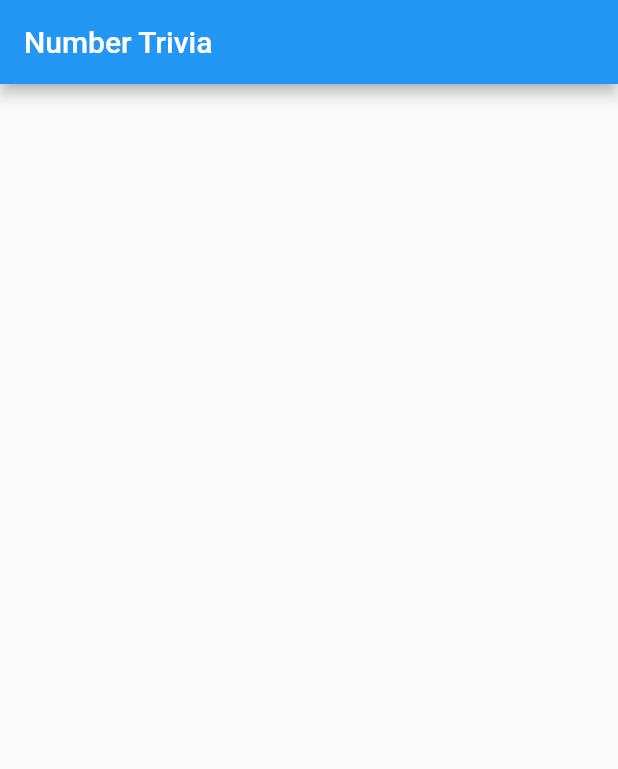
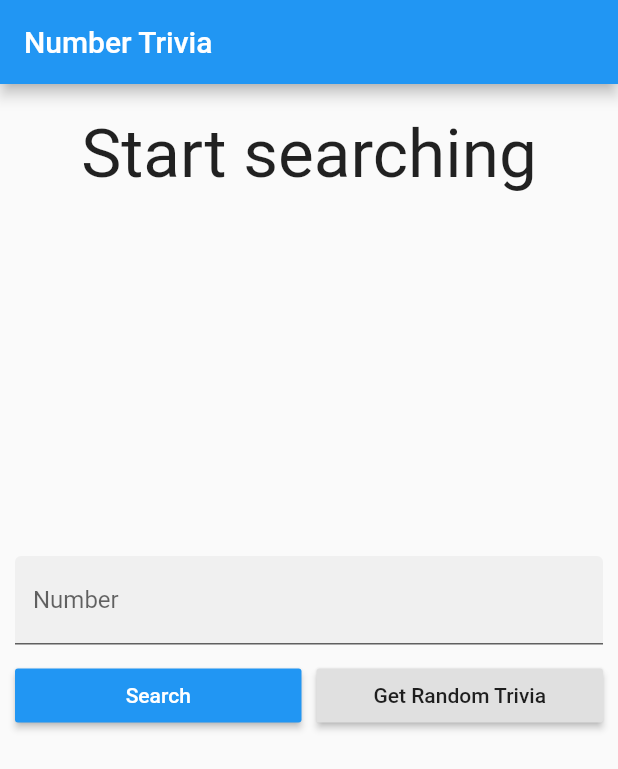
Before and after one commit to ThatTechedGuy/number-trivia, a Flutter app: the screen it shows after launch, on a phone screen of 412 x 824 dp. Shown: the top 769 px of the screen. Run offline on Flutter 3.47's test engine with Material 2 defaults, Android fonts, the phone set to English and light mode, and no system bars; our stand-ins replace bloc, dartz, data_connection_checker, equatable, flutter_bloc, get_it and 1 more.

```diff
--- a/lib/number_trivia/presentation/pages/NumberTriviaScreen.dart
+++ b/lib/number_trivia/presentation/pages/NumberTriviaScreen.dart
@@ -1,10 +1,126 @@
 import 'package:flutter/material.dart';
+import 'package:flutter_bloc/flutter_bloc.dart';
+import 'package:numbertrivia/injection_container.dart';
+import 'package:numbertrivia/number_trivia/domain/entities/NumberTrivia.dart';
+import 'package:numbertrivia/number_trivia/presentation/bloc/bloc_bloc.dart';
+import 'package:numbertrivia/number_trivia/presentation/widgets/loading_widget.dart';
+import 'package:numbertrivia/number_trivia/presentation/widgets/message_display.dart';
+import 'package:numbertrivia/number_trivia/presentation/widgets/trivia_display.dart';
 
 class NumberTriviaScreen extends StatelessWidget {
   @override
   Widget build(BuildContext context) {
     return Scaffold(
-      appBar: AppBar(title: Text('Number Trivia')),
+      appBar: AppBar(
+        title: Text('Number Trivia'),
+      ),
+      body: BlocProvider(
+        create: (_) => sl<BloC>(),
+        child: Center(
+          child: Padding(
+            padding: const EdgeInsets.all(10.0),
+            child: Column(
+              children: <Widget>[
+                SizedBox(height: 10.0),
+                // Top half
+                BlocBuilder<BloC, BlocState>(
+                  builder: (context, state) {
+                    if (state is Empty) {
+                      return MessageDisplay(
+                        message: 'Start searching',
+                      );
+                    } else if (state is Loading) {
+                      return LoadingWidget();
+                    } else if (state is Loaded) {
+                      return TriviaDisplay(
+                        numberTrivia: state.numberTrivia,
+                      );
+                    } else if (state is Error) {
+                      return MessageDisplay(
+                        message: state.message,
+                      );
+                    }
+                  },
+                ),
+                SizedBox(height: 20),
+                // Bottom half
+                TriviaControls()
+              ],
+            ),
+          ),
+        ),
+      ),
     );
   }
 }
+
+class TriviaControls extends StatefulWidget {
+  const TriviaControls({
+    Key key,
+  }) : super(key: key);
+
+  @override
+  _TriviaControlsState createState() => _TriviaControlsState();
+}
+
+class _TriviaControlsState extends State<TriviaControls> {
+  final controller = TextEditingController();
+  String inputString;
+  @override
+  Widget build(BuildContext context) {
+    return Column(
+      children: <Widget>[
+        TextField(
+          controller: controller,
+          keyboardType: TextInputType.number,
+          decoration: InputDecoration(
+            filled: true,
+            labelText: 'Number',
+            hintText: 'Enter a number',
+          ),
+          onChanged: (value) {
+            setState(() {
+              inputString = value;
+            });
+          },
+          onSubmitted: (_){
+            addConcreteEvent();
+          },
+        ),
+        SizedBox(height: 10.0),
+        Row(
+          children: <Widget>[
+            Expanded(
+              child: RaisedButton(
+                onPressed: addConcreteEvent,
+                child: Text('Search'),
+                color: Theme.of(context).accentColor,
+                textTheme: ButtonTextTheme.primary,
+              ),
+            ),
+            SizedBox(width: 10.0),
+            Expanded(
+              child: RaisedButton(
+                onPressed: addRandomEvent,
+                child: Text('Get Random Trivia'),
+              ),
+            ),
+          ],
+        )
+      ],
+    );
+  }
+
+  void addConcreteEvent() {
+    controller.clear();
+    BlocProvider.of<BloC>(context).add(
+      GetTriviaFromConcreteNumber(inputString),
+    );
+  }
+
+  void addRandomEvent() {
+    BlocProvider.of<BloC>(context).add(
+      GetTriviaFromRandomNumber(),
+    );
+  }
+}
--- /dev/null
+++ b/lib/number_trivia/presentation/widgets/message_display.dart
@@ -0,0 +1,23 @@
+import 'package:flutter/material.dart';
+
+class MessageDisplay extends StatelessWidget {
+  final String message;
+
+  const MessageDisplay({@required this.message});
+
+  @override
+  Widget build(BuildContext context) {
+    return Container(
+      height: MediaQuery.of(context).size.height / 3,
+      child: SingleChildScrollView(
+        child: Text(
+          message,
+          textAlign: TextAlign.center,
+          style: TextStyle(
+            fontSize: 45,
+          ),
+        ),
+      ),
+    );
+  }
+}
```
Also changed, not shown: lib/number_trivia/presentation/widgets/loading_widget.dart (added, +11 -0 lines), lib/number_trivia/presentation/widgets/trivia_display.dart (added, +37 -0 lines).
